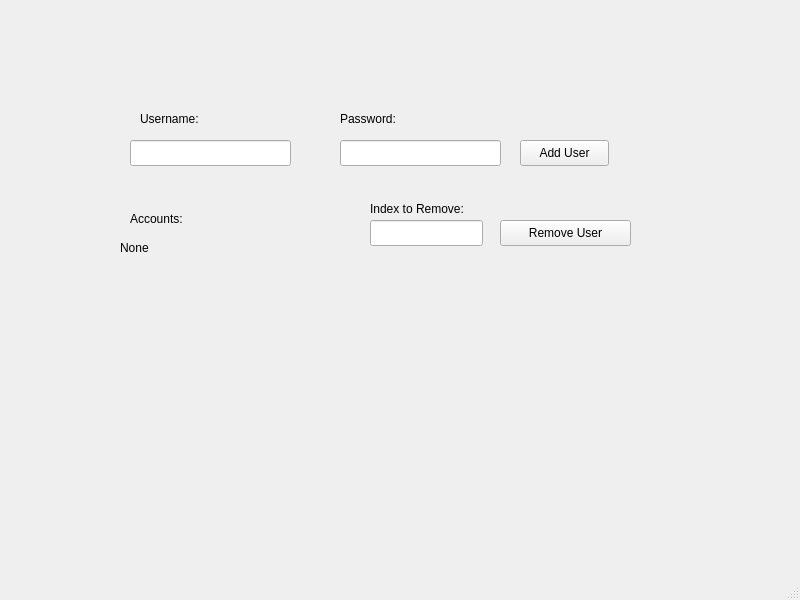
This is src/UI_Files/mainWindow.ui in Jscina/PyPass as Qt 5 draws it before an edit. The edited form follows.
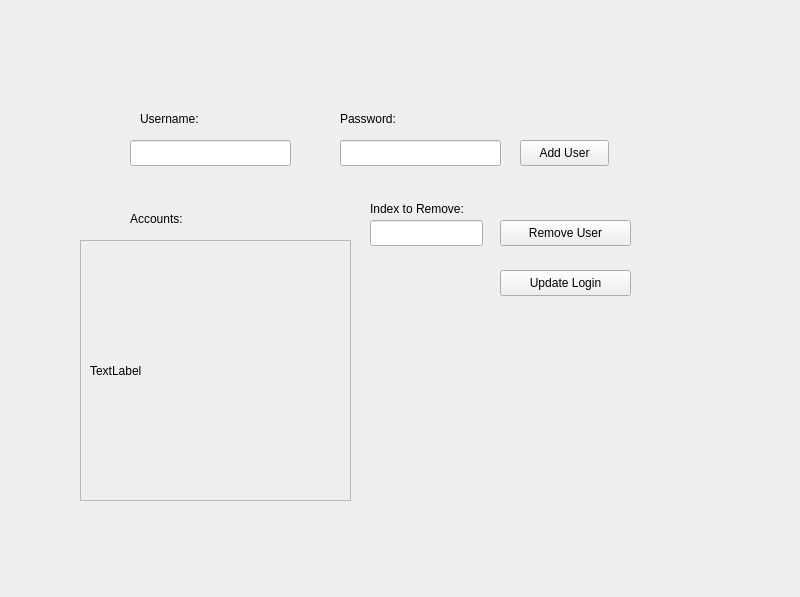
This is the edited form.

Diff of the .ui file:
```diff
--- a/src/UI_Files/mainWindow.ui
+++ b/src/UI_Files/mainWindow.ui
@@ -7,7 +7,7 @@
     <x>0</x>
     <y>0</y>
     <width>800</width>
-    <height>600</height>
+    <height>597</height>
    </rect>
   </property>
   <property name="windowTitle">
@@ -99,20 +99,7 @@
      <string>Accounts:</string>
     </property>
    </widget>
-   <widget class="QLabel" name="acc_list">
-    <property name="geometry">
-     <rect>
-      <x>120</x>
-      <y>240</y>
-      <width>191</width>
-      <height>16</height>
-     </rect>
-    </property>
-    <property name="text">
-     <string>None</string>
-    </property>
-   </widget>
-   <widget class="QLineEdit" name="lineEdit">
+   <widget class="QLineEdit" name="index_input">
     <property name="geometry">
      <rect>
       <x>370</x>
@@ -135,8 +122,58 @@
      <string>Index to Remove:</string>
     </property>
    </widget>
+   <widget class="QPushButton" name="update_login">
+    <property name="geometry">
+     <rect>
+      <x>500</x>
+      <y>270</y>
+      <width>131</width>
+      <height>26</height>
+     </rect>
+    </property>
+    <property name="text">
+     <string>Update Login</string>
+    </property>
+   </widget>
+   <widget class="QScrollArea" name="scrollArea">
+    <property name="geometry">
+     <rect>
+      <x>80</x>
+      <y>240</y>
+      <width>271</width>
+      <height>261</height>
+     </rect>
+    </property>
+    <property name="sizePolicy">
+     <sizepolicy hsizetype="Expanding" vsizetype="Fixed">
+      <horstretch>0</horstretch>
+      <verstretch>0</verstretch>
+     </sizepolicy>
+    </property>
+    <property name="widgetResizable">
+     <bool>true</bool>
+    </property>
+    <widget class="QWidget" name="scrollAreaWidgetContents">
+     <property name="geometry">
+      <rect>
+       <x>0</x>
+       <y>0</y>
+       <width>267</width>
+       <height>257</height>
+      </rect>
+     </property>
+     <layout class="QVBoxLayout" name="verticalLayout">
+      <item>
+       <widget class="QLabel" name="acc_list">
+        <property name="text">
+         <string>TextLabel</string>
+        </property>
+       </widget>
+      </item>
+     </layout>
+    </widget>
+   </widget>
   </widget>
-  <widget class="QStatusBar" name="statusbar"/>
  </widget>
  <resources/>
  <connections/>
```
Left out of the diff: 2 changed lines with no effect on the pictures.
